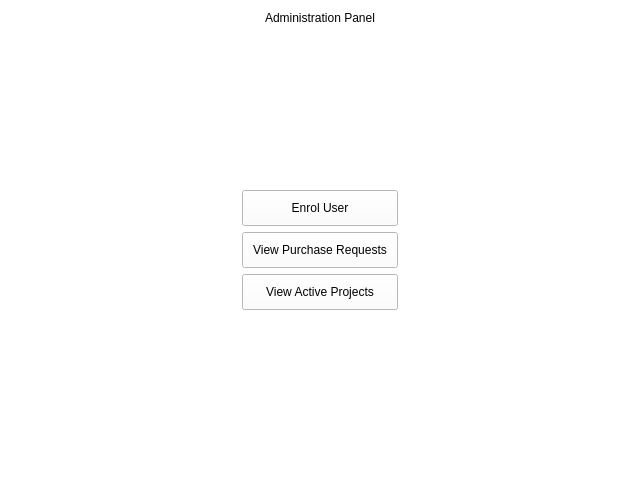
Old version of the form adminpanel.ui in the repository arc-bphc/sims-gui.
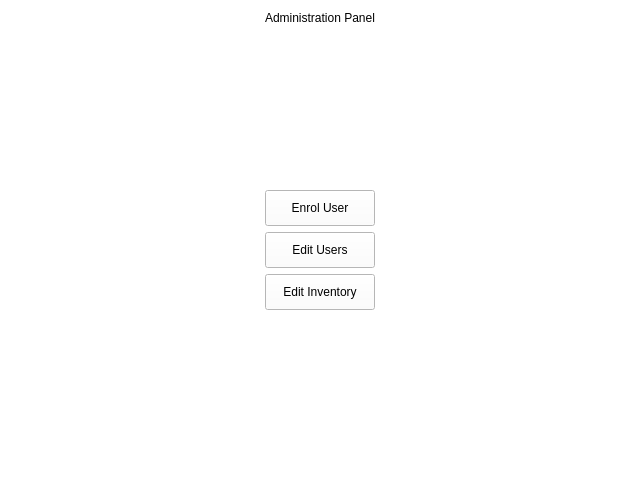
New version of the form.

Patch:
```diff
--- a/adminpanel.ui
+++ b/adminpanel.ui
@@ -53,14 +53,14 @@
      <item row="4" column="0">
       <widget class="QPushButton" name="pushButton">
        <property name="text">
-        <string>View Active Projects</string>
+        <string>Edit Inventory</string>
        </property>
       </widget>
      </item>
      <item row="3" column="0">
       <widget class="QPushButton" name="pushButton_3">
        <property name="text">
-        <string>View Purchase Requests</string>
+        <string>Edit Users</string>
        </property>
       </widget>
      </item>
```
